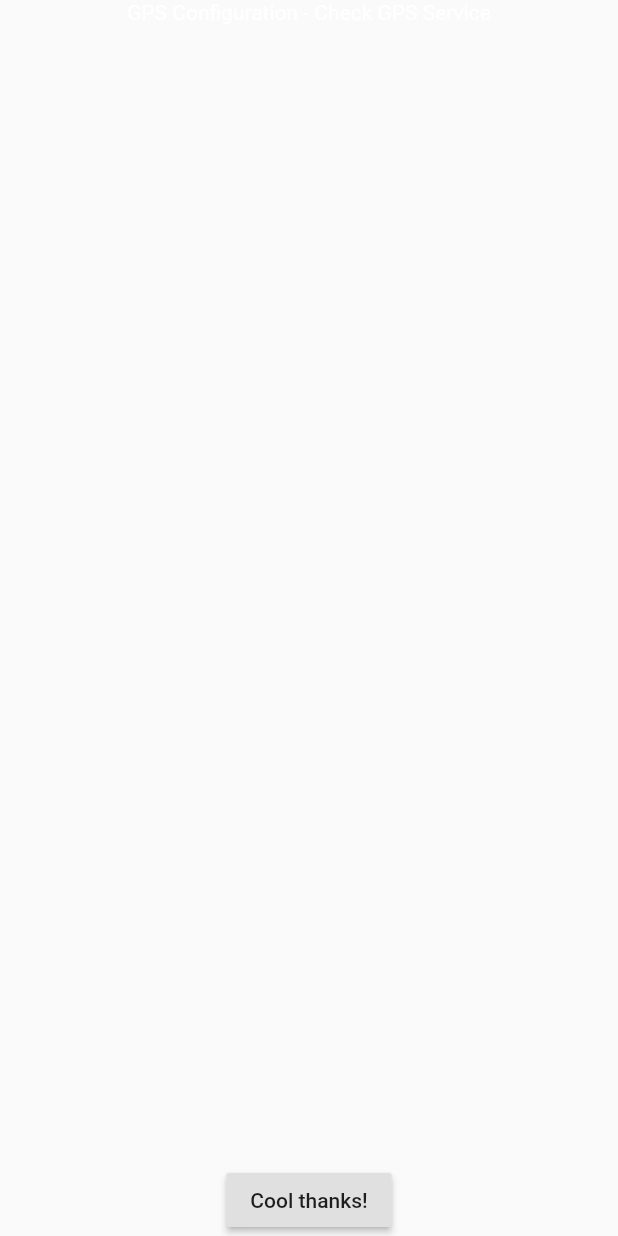
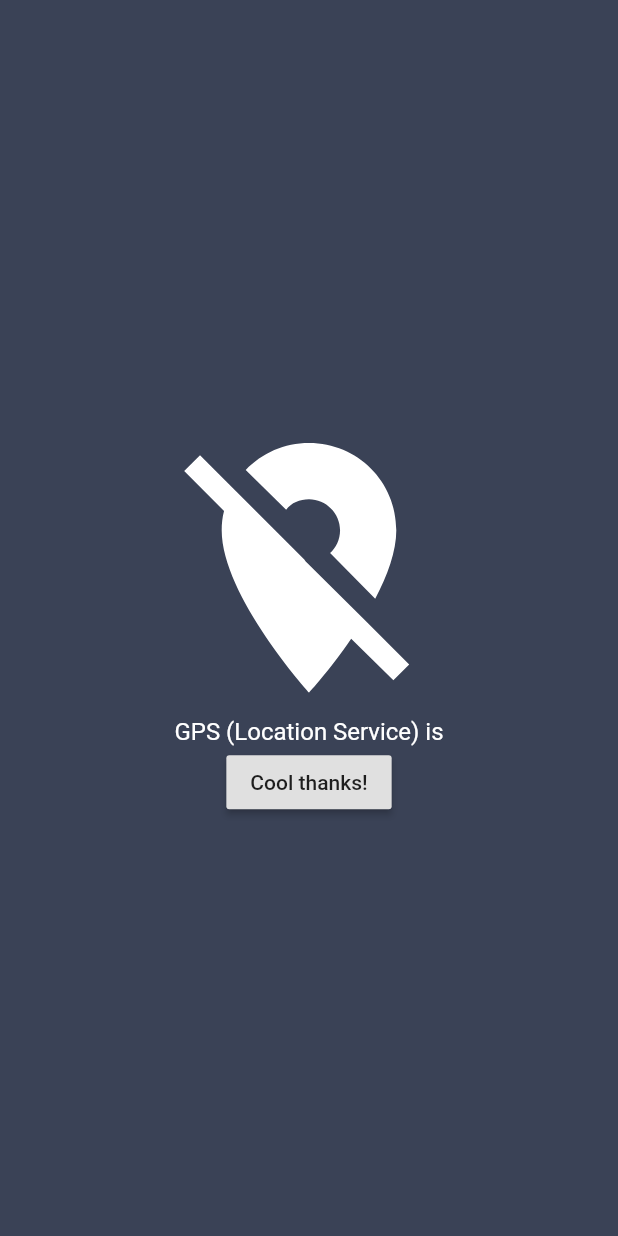
Before and after one commit to brunotacca/knee_kinematic_monitor, a Flutter app: the GpsSetting widget shown alone on an empty page, opened directly, on a phone screen of 412 x 824 dp. Run offline on Flutter 3.47's test engine with Material 2 defaults, Android fonts, the phone set to English and light mode, and no system bars; our stand-ins replace flutter_blue, flutter_mobx, geolocator, mobx, page_view_indicators; generated files the repository leaves out were written again.

Commit message:
trying GeoLocation widget

```diff
--- a/lib/stores/homepage.store.dart
+++ b/lib/stores/homepage.store.dart
@@ -1,5 +1,6 @@
 import 'package:flutter/material.dart';
 import 'package:flutter_blue/flutter_blue.dart';
+import 'package:geolocator/geolocator.dart';
 import 'package:mobx/mobx.dart';
 
 part 'homepage.store.g.dart';
@@ -28,6 +29,12 @@ abstract class _HomePageStore with Store {
   BluetoothState bluetoothState = BluetoothState.unknown;
 
   @observable
+  bool locationServiceEnabled;
+
+  @observable
+  GeolocationStatus geolocationStatus = GeolocationStatus.unknown;
+
+  @observable
   int currentPageIndex = 0;
 
   @observable
@@ -36,6 +43,16 @@ abstract class _HomePageStore with Store {
   @action
   void setBluetoothState(BluetoothState state) {
     bluetoothState = state;
+  }
+
+  @action
+  void setGeolocationStatus(GeolocationStatus status) {
+    geolocationStatus = status;
+  }
+
+  @action
+  void setLocationServiceEnabled(bool status) {
+    locationServiceEnabled = status;
   }
 
   @action
--- a/lib/ui/home_page.dart
+++ b/lib/ui/home_page.dart
@@ -1,4 +1,5 @@
 import 'package:flutter/material.dart';
+import 'package:flutter_blue/flutter_blue.dart';
 import 'package:flutter_mobx/flutter_mobx.dart';
 import 'package:page_view_indicators/linear_progress_page_indicator.dart';
 import 'package:ppgcc_flutter_iot_ble_data_gatherer/stores/homepage.store.dart';
@@ -10,6 +11,7 @@ import 'package:ppgcc_flutter_iot_ble_data_gatherer/ui/start_settings/04_connect
 import 'package:provider/provider.dart';
 
 class HomePage extends StatefulWidget {
+  final FlutterBlue flutterBlue = FlutterBlue.instance;
   static final introductionPage = IntroductionPage();
   static final bodyPlacementSetting = BodyPlacementSetting();
   static final gpsSetting = GpsSetting();
@@ -41,6 +43,14 @@ class _HomePageState extends State<HomePage> {
     homePageStore.gpsPageIndex = HomePage._settingsItems.indexOf(HomePage.gpsSetting);
     homePageStore.bluetoothPageIndex = HomePage._settingsItems.indexOf(HomePage.bluetoothSetting);
     homePageStore.connectedDevicePageIndex = HomePage._settingsItems.indexOf(HomePage.connectedDeviceSetting);
+
+    widget.flutterBlue.state.listen((state) {
+      if (homePageStore.currentPageIndex > homePageStore.bluetoothPageIndex) {
+        if (homePageStore.bluetoothState == BluetoothState.on && state != BluetoothState.on) {
+          _pageController.animateTo(homePageStore.bluetoothPageIndex.toDouble(), duration: Duration(seconds: 1), curve: null);
+        }
+      }
+    });
 
     _buildPageView() {
       return Expanded(
--- a/lib/ui/start_settings/02_gps_location.dart
+++ b/lib/ui/start_settings/02_gps_location.dart
@@ -1,6 +1,10 @@
+import 'dart:async';
+
 import 'package:flutter/material.dart';
+import 'package:flutter_mobx/flutter_mobx.dart';
 import 'package:ppgcc_flutter_iot_ble_data_gatherer/stores/homepage.store.dart';
 import 'package:provider/provider.dart';
+import 'package:geolocator/geolocator.dart';
 
 class GpsSetting extends StatelessWidget {
   Icon getBottomIcon(BuildContext context) {
@@ -17,19 +21,101 @@ class GpsSetting extends StatelessWidget {
     return Icon(icon, color: color);
   }
 
+  Future<void> _fetchLocationData(BuildContext context) async {
+    final geolocator = Geolocator()..forceAndroidLocationManager = true;
+    final locationOptions = LocationOptions(accuracy: LocationAccuracy.high, distanceFilter: 1);
+    final homePageStore = Provider.of<HomePageStore>(context);
+
+    homePageStore.setGeolocationStatus(await geolocator.checkGeolocationPermissionStatus());
+    homePageStore.setLocationServiceEnabled(await geolocator.isLocationServiceEnabled());
+
+    final StreamSubscription<Position> positionStream =
+        geolocator.getPositionStream(locationOptions).listen((Position position) {
+      print(position == null ? 'Unknown' : position.latitude.toString() + ', ' + position.longitude.toString());
+    });
+
+    Future.delayed(Duration(seconds: 20), () {
+      print('cancelling subscription');
+      positionStream.cancel();
+    });
+  }
+
   @override
   Widget build(BuildContext context) {
     final homePageStore = Provider.of<HomePageStore>(context);
 
-    return Container(
-      child: Center(
+    return FutureBuilder<GeolocationStatus>(
+      future: Geolocator().checkGeolocationPermissionStatus(),
+      builder: (BuildContext context, AsyncSnapshot<GeolocationStatus> snapshot) {
+        if (!snapshot.hasData) {
+          return const Center(child: CircularProgressIndicator());
+        }
+
+        _fetchLocationData(context);
+
+        if (snapshot.data == GeolocationStatus.denied) {
+          return Text("Location services disabled\nEnable location services for this App using the device settings.");
+        }
+
+        return GpsStatusScreen();
+      },
+    );
+
+    /*
+    return Scaffold(
+      backgroundColor: Color.fromRGBO(58, 66, 86, 1.0),
+      body: Center(
         child: Column(
+          mainAxisSize: MainAxisSize.min,
           children: <Widget>[
-            Text(
-              "GPS Configuration - Check GPS Service",
-              style: TextStyle(color: Colors.white),
-            ),
-            Spacer(),
+            Observer(builder: (_) => getIcon(context)),
+            Observer(builder: (_) => getText(context)),
+            RaisedButton(
+              child: Text("Cool thanks!"),
+              onPressed: () {
+                homePageStore.setGpsPageDone(true);
+              },
+            )
+          ],
+        ),
+      ),
+    );
+    */
+  }
+}
+
+class GpsStatusScreen extends StatelessWidget {
+  Icon getIcon(BuildContext context) {
+    final homePageStore = Provider.of<HomePageStore>(context);
+    Color color = Colors.white;
+    IconData icon = Icons.location_off;
+
+    return Icon(icon, color: color, size: 200.0);
+  }
+
+  Text getText(BuildContext context) {
+    final homePageStore = Provider.of<HomePageStore>(context);
+    String text = "";
+
+    return Text(
+      "GPS (Location Service) is " + text,
+      style: Theme.of(context).primaryTextTheme.subhead.copyWith(color: Colors.white),
+      textAlign: TextAlign.center,
+    );
+  }
+
+  @override
+  Widget build(BuildContext context) {
+    final homePageStore = Provider.of<HomePageStore>(context);
+
+    return Scaffold(
+      backgroundColor: Color.fromRGBO(58, 66, 86, 1.0),
+      body: Center(
+        child: Column(
+          mainAxisSize: MainAxisSize.min,
+          children: <Widget>[
+            Observer(builder: (_) => getIcon(context)),
+            Observer(builder: (_) => getText(context)),
             RaisedButton(
               child: Text("Cool thanks!"),
               onPressed: () {
```
Also changed, not shown: pubspec.yaml (+8 -7 lines), lib/stores/homepage.store.g.dart, pubspec.lock, 2 other files.
